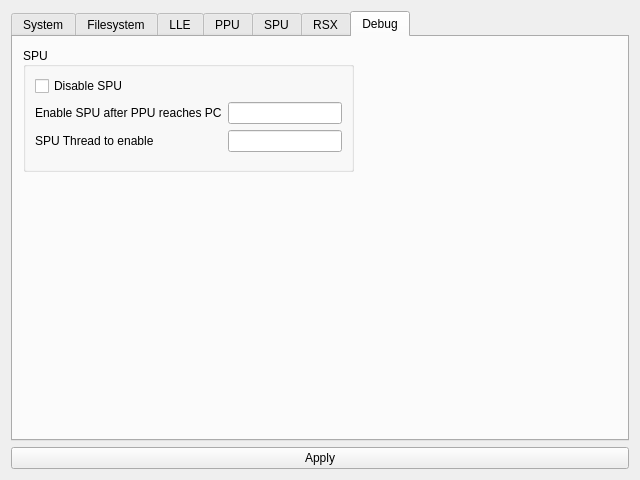
Qt form ChonkyStation3/Frontend/UI/settings.ui (wheremyfoodat/ChonkyStation3) before a commit.
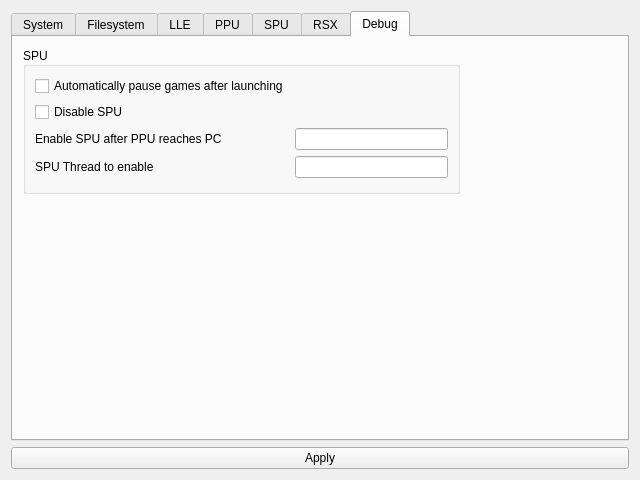
The same form after that commit. The open tabs and pages were chosen to show the change.

Commit message: OS: Properly handle cellGcm command buffers, other fixes, Frontend: add an option to pause games on start for debugging

What changed in the file:
```diff
--- a/ChonkyStation3/Frontend/UI/settings.ui
+++ b/ChonkyStation3/Frontend/UI/settings.ui
@@ -461,8 +461,8 @@
         <rect>
          <x>10</x>
          <y>10</y>
-         <width>331</width>
-         <height>125</height>
+         <width>437</width>
+         <height>147</height>
         </rect>
        </property>
        <property name="title">
@@ -478,7 +478,7 @@
         <bool>false</bool>
        </property>
        <layout class="QFormLayout" name="formLayout_3">
-        <item row="0" column="0">
+        <item row="1" column="0">
          <widget class="QCheckBox" name="disableSPU">
           <property name="toolTip">
            <string>&lt;html&gt;&lt;head/&gt;&lt;body&gt;&lt;p&gt;Enable partial LLE emulation of some liblv2 functions, instead of fully HLEing it.&lt;/p&gt;&lt;p&gt;Recommended.&lt;/p&gt;&lt;/body&gt;&lt;/html&gt;</string>
@@ -491,7 +491,7 @@
           </property>
          </widget>
         </item>
-        <item row="1" column="0">
+        <item row="2" column="0">
          <widget class="QLabel" name="label_3">
           <property name="toolTip">
            <string>&lt;html&gt;&lt;head/&gt;&lt;body&gt;&lt;p&gt;Conditionally enables the SPU after the PPU hits the given address.&lt;/p&gt;&lt;p&gt;Enter the address in the form of a 32bit hexadecimal number (i.e. &amp;quot;0x12345678&amp;quot;).&lt;/p&gt;&lt;p&gt;Leave blank to disable.&lt;/p&gt;&lt;/body&gt;&lt;/html&gt;</string>
@@ -501,10 +501,10 @@
           </property>
          </widget>
         </item>
-        <item row="1" column="1">
+        <item row="2" column="1">
          <widget class="QLineEdit" name="enableSPUAfterPC"/>
         </item>
-        <item row="2" column="0">
+        <item row="3" column="0">
          <widget class="QLabel" name="label_4">
           <property name="toolTip">
            <string>&lt;html&gt;&lt;head/&gt;&lt;body&gt;&lt;p&gt;Name of the SPU Thread to enable when the condition explained in the setting above is met.&lt;/p&gt;&lt;/body&gt;&lt;/html&gt;</string>
@@ -514,9 +514,22 @@
           </property>
          </widget>
         </item>
-        <item row="2" column="1">
+        <item row="3" column="1">
          <widget class="QLineEdit" name="spuThreadToEnable"/>
         </item>
+        <item row="0" column="0">
+         <widget class="QCheckBox" name="pauseOnStart">
+          <property name="toolTip">
+           <string>&lt;html&gt;&lt;head/&gt;&lt;body&gt;&lt;p&gt;Enable partial LLE emulation of some liblv2 functions, instead of fully HLEing it.&lt;/p&gt;&lt;p&gt;Recommended.&lt;/p&gt;&lt;/body&gt;&lt;/html&gt;</string>
+          </property>
+          <property name="text">
+           <string>Automatically pause games after launching</string>
+          </property>
+          <property name="tristate">
+           <bool>false</bool>
+          </property>
+         </widget>
+        </item>
        </layout>
       </widget>
      </widget>
```
Left out of the diff: 2 changed lines with no effect on the pictures. The commit also changes 13 other files.
